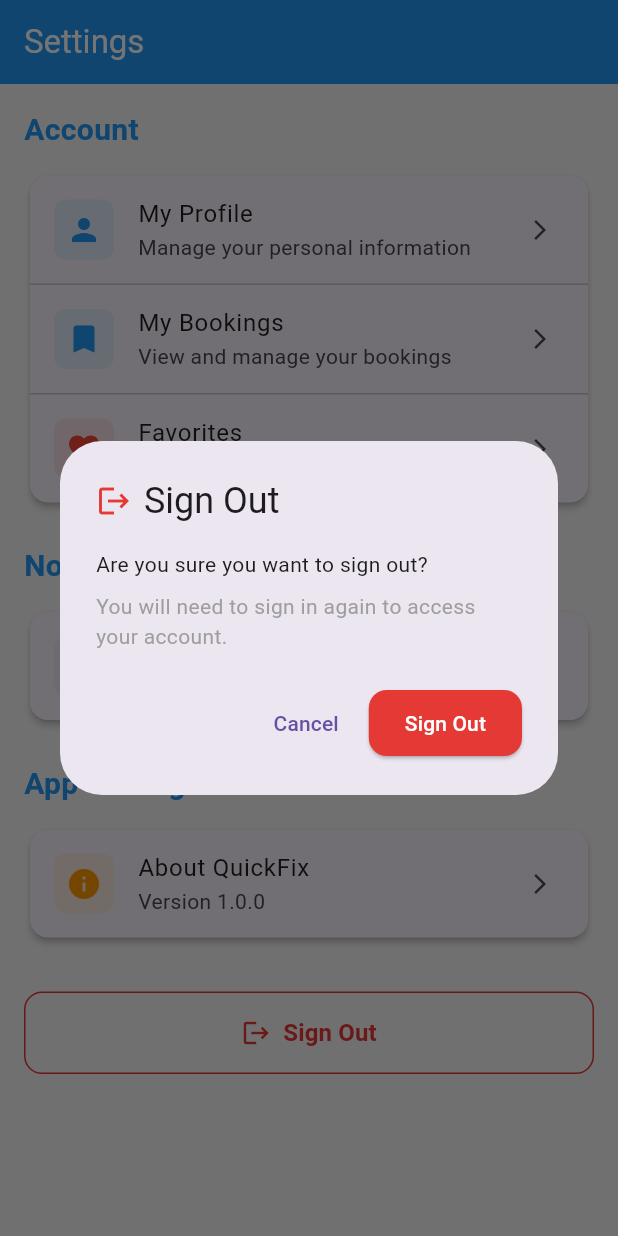
After one commit to varundarling/QuickFix, a Flutter app: the CustomerSettingsScreen screen opened by its route, after a tap on "Enable Notifications", after a tap on "Sign Out", on a phone screen of 412 x 824 dp. The commit adds this screen. Run offline on Flutter 3.47's test engine with Material 3 defaults, Android fonts, the phone set to English and light mode, and no system bars; our stand-ins replace cached_network_image, cloud_firestore, connectivity_plus, firebase_auth, firebase_core, firebase_database and 12 more; accounts and stored records are empty; network calls fail; Roboto replaces fonts that are missing (Poppins).

Commit message:
Added the Settings for the Cusotmer screen

```diff
--- a/lib/core/routes/app_router.dart
+++ b/lib/core/routes/app_router.dart
@@ -7,6 +7,7 @@ import 'package:quickfix/presentation/screens/auth/sign_Up_Screen.dart';
 import 'package:quickfix/presentation/screens/auth/user_type_selection_screen.dart';
 import 'package:quickfix/presentation/screens/booking/booking_details_screen.dart';
 import 'package:quickfix/presentation/screens/booking/customer_booking_screen.dart';
+import 'package:quickfix/presentation/screens/home/customer_settings-screen.dart';
 import 'package:quickfix/presentation/screens/home/favourites_screen.dart';
 import 'package:quickfix/presentation/screens/home/home_screen.dart';
 import 'package:quickfix/presentation/screens/profile/profile_screen.dart';
@@ -168,6 +169,11 @@ class AppRouter {
         path: '/provider-settings',
         builder: (context, state) => const ProviderSettingsScreen(),
       ),
+
+      GoRoute(
+        path: '/customer-settings',
+        builder: (context, state) => const CustomerSettingsScreen(),
+      ),
     ],
   );
 }
--- /dev/null
+++ b/lib/presentation/screens/home/customer_settings-screen.dart
@@ -0,0 +1,441 @@
+import 'package:flutter/material.dart';
+import 'package:provider/provider.dart';
+import 'package:shared_preferences/shared_preferences.dart';
+import 'package:go_router/go_router.dart';
+import 'package:quickfix/core/constants/app_colors.dart';
+import 'package:quickfix/presentation/providers/auth_provider.dart';
+import 'package:quickfix/core/services/notification_service.dart';
+
+class CustomerSettingsScreen extends StatefulWidget {
+  const CustomerSettingsScreen({super.key});
+
+  @override
+  State<CustomerSettingsScreen> createState() => _CustomerSettingsScreenState();
+}
+
+class _CustomerSettingsScreenState extends State<CustomerSettingsScreen> {
+  bool _notificationsEnabled = true;
+  bool _bookingNotifications = true;
+  bool _serviceUpdates = true;
+  bool _promotionalNotifications = true;
+  bool _isLoading = true;
+
+  @override
+  void initState() {
+    super.initState();
+    _loadSettings();
+  }
+
+  Future<void> _loadSettings() async {
+    try {
+      final prefs = await SharedPreferences.getInstance();
+      setState(() {
+        _notificationsEnabled = prefs.getBool('notifications_enabled') ?? true;
+        _bookingNotifications = prefs.getBool('booking_notifications') ?? true;
+        _serviceUpdates = prefs.getBool('service_updates') ?? true;
+        _promotionalNotifications =
+            prefs.getBool('promotional_notifications') ?? true;
+        _isLoading = false;
+      });
+    } catch (e) {
+      debugPrint('Error loading settings: $e');
+      setState(() => _isLoading = false);
+    }
+  }
+
+  Future<void> _saveSettings() async {
+    try {
+      final prefs = await SharedPreferences.getInstance();
+      await prefs.setBool('notifications_enabled', _notificationsEnabled);
+      await prefs.setBool('booking_notifications', _bookingNotifications);
+      await prefs.setBool('service_updates', _serviceUpdates);
+      await prefs.setBool(
+        'promotional_notifications',
+        _promotionalNotifications,
+      );
+    } catch (e) {
+      debugPrint('Error saving settings: $e');
+    }
+  }
+
+  Future<void> _toggleNotifications(bool value) async {
+    setState(() {
+      _notificationsEnabled = value;
+      if (!value) {
+        _bookingNotifications = false;
+        _serviceUpdates = false;
+        _promotionalNotifications = false;
+      }
+    });
+    await _saveSettings();
+
+    if (!value) {
+      // Unsubscribe from all topics
+      await NotificationService.instance.unsubscribeFrom('customers');
+      await NotificationService.instance.unsubscribeFrom('promotions');
+    } else {
+      // Re-subscribe to customer notifications
+      await NotificationService.instance.subscribeTo('customers');
+    }
+
+    if (mounted) {
+      ScaffoldMessenger.of(context).showSnackBar(
+        SnackBar(
+          content: Text(
+            value ? 'Notifications enabled' : 'Notifications disabled',
+          ),
+          backgroundColor: value ? AppColors.success : Colors.orange,
+        ),
+      );
+    }
+  }
+
+  Future<void> _signOut() async {
+    final confirmed = await showDialog<bool>(
+      context: context,
+      builder: (context) => AlertDialog(
+        title: const Row(
+          children: [
+            Icon(Icons.logout, color: AppColors.error),
+            SizedBox(width: 8),
+            Text('Sign Out'),
+          ],
+        ),
+        content: const Column(
+          mainAxisSize: MainAxisSize.min,
+          crossAxisAlignment: CrossAxisAlignment.start,
+          children: [
+            Text('Are you sure you want to sign out?'),
+            SizedBox(height: 8),
+            Text(
+              'You will need to sign in again to access your account.',
+              style: TextStyle(fontSize: 14, color: Colors.grey),
+            ),
+          ],
+        ),
+        actions: [
+          TextButton(
+            onPressed: () => Navigator.of(context).pop(false),
+            child: const Text('Cancel'),
+          ),
+          ElevatedButton(
+            onPressed: () => Navigator.of(context).pop(true),
+            style: ElevatedButton.styleFrom(backgroundColor: AppColors.error),
+            child: const Text(
+              'Sign Out',
+              style: TextStyle(color: Colors.white),
+            ),
+          ),
+        ],
+      ),
+    );
+
+    if (confirmed == true && mounted) {
+      try {
+        final authProvider = context.read<AuthProvider>();
+        await authProvider.signOut();
+
+        if (mounted) {
+          context.go('/user-type-selection');
+        }
+      } catch (e) {
+        if (mounted) {
+          ScaffoldMessenger.of(context).showSnackBar(
+            SnackBar(
+              content: Text('Error signing out: $e'),
+              backgroundColor: AppColors.error,
+            ),
+          );
+        }
+      }
+    }
+  }
+
+  @override
+  Widget build(BuildContext context) {
+    return Scaffold(
+      appBar: AppBar(
+        title: const Text('Settings'),
+        backgroundColor: AppColors.primary,
+        foregroundColor: Colors.white,
+        elevation: 0,
+      ),
+      body: _isLoading
+          ? const Center(child: CircularProgressIndicator())
+          : SingleChildScrollView(
+              padding: const EdgeInsets.all(16),
+              child: Column(
+                crossAxisAlignment: CrossAxisAlignment.start,
+                children: [
+                  // Account Section
+                  _buildSectionHeader('Account'),
+                  _buildAccountSection(),
+                  const SizedBox(height: 24),
+
+                  // Notification Settings
+                  _buildSectionHeader('Notification Settings'),
+                  _buildNotificationSection(),
+                  const SizedBox(height: 24),
+
+                  // App Settings
+                  _buildSectionHeader('App Settings'),
+                  _buildAppSection(),
+                  const SizedBox(height: 32),
+
+                  // Sign Out Button
+                  _buildSignOutButton(),
+                ],
+              ),
+            ),
+    );
+  }
+
+  Widget _buildSectionHeader(String title) {
+    return Padding(
+      padding: const EdgeInsets.only(bottom: 12),
+      child: Text(
+        title,
+        style: TextStyle(
+          fontSize: 20,
+          fontWeight: FontWeight.bold,
+          color: AppColors.primary,
+        ),
+      ),
+    );
+  }
+
+  Widget _buildAccountSection() {
+    return Card(
+      elevation: 2,
+      shape: RoundedRectangleBorder(borderRadius: BorderRadius.circular(12)),
+      child: Consumer<AuthProvider>(
+        builder: (context, authProvider, child) {
+          return Column(
+            children: [
+              ListTile(
+                leading: Container(
+                  padding: const EdgeInsets.all(8),
+                  decoration: BoxDecoration(
+                    color: AppColors.primary.withOpacity(0.1),
+                    borderRadius: BorderRadius.circular(8),
+                  ),
+                  child: Icon(Icons.person, color: AppColors.primary),
+                ),
+                title: const Text('My Profile '),
+                subtitle: const Text('Manage your personal information'),
+                trailing: const Icon(Icons.arrow_forward_ios, size: 16),
+                onTap: () => context.push('/profile'),
+              ),
+              const Divider(height: 1),
+              ListTile(
+                leading: Container(
+                  padding: const EdgeInsets.all(8),
+                  decoration: BoxDecoration(
+                    color: Colors.blue.withOpacity(0.1),
+                    borderRadius: BorderRadius.circular(8),
+                  ),
+                  child: const Icon(Icons.bookmark, color: Colors.blue),
+                ),
+                title: const Text('My Bookings'),
+                subtitle: const Text('View and manage your bookings'),
+                trailing: const Icon(Icons.arrow_forward_ios, size: 16),
+                onTap: () => context.push('/customer-bookings'),
+              ),
+              const Divider(height: 1),
+              ListTile(
+                leading: Container(
+                  padding: const EdgeInsets.all(8),
+                  decoration: BoxDecoration(
+                    color: Colors.red.withOpacity(0.1),
+                    borderRadius: BorderRadius.circular(8),
+                  ),
+                  child: const Icon(Icons.favorite, color: Colors.red),
+                ),
+                title: const Text('Favorites'),
+                subtitle: const Text('Your saved services'),
+                trailing: const Icon(Icons.arrow_forward_ios, size: 16),
+                onTap: () => context.push('/favorites'),
+              ),
+            ],
+          );
+        },
+      ),
+    );
+  }
+
+  Widget _buildNotificationSection() {
+    return Card(
+      elevation: 2,
+      shape: RoundedRectangleBorder(borderRadius: BorderRadius.circular(12)),
+      child: Column(
+        children: [
+          SwitchListTile(
+            title: const Text('Enable Notifications'),
+            subtitle: const Text('Receive all app notifications'),
+            value: _notificationsEnabled,
+            onChanged: _toggleNotifications,
+            secondary: Container(
+              padding: const EdgeInsets.all(8),
+              decoration: BoxDecoration(
+                color: _notificationsEnabled
+                    ? AppColors.success.withOpacity(0.1)
+                    : Colors.grey.withOpacity(0.1),
+                borderRadius: BorderRadius.circular(8),
+              ),
+              child: Icon(
+                _notificationsEnabled
+                    ? Icons.notifications
+                    : Icons.notifications_off,
+                color: _notificationsEnabled ? AppColors.success : Colors.grey,
+              ),
+            ),
+          ),
+          if (_notificationsEnabled) ...[
+            const Divider(height: 1),
+            SwitchListTile(
+              title: const Text('Booking Notifications'),
+              subtitle: const Text('Updates about your bookings'),
+              value: _bookingNotifications,
+              onChanged: (value) async {
+                setState(() {
+                  _bookingNotifications = value;
+                });
+                await _saveSettings();
+              },
+              secondary: Container(
+                padding: const EdgeInsets.all(8),
+                decoration: BoxDecoration(
+                  color: Colors.blue.withOpacity(0.1),
+                  borderRadius: BorderRadius.circular(8),
+                ),
+                child: const Icon(Icons.calendar_today, color: Colors.blue),
+              ),
+            ),
+            const Divider(height: 1),
+            SwitchListTile(
+              title: const Text('Service Updates'),
+              subtitle: const Text('New services and availability'),
+              value: _serviceUpdates,
+              onChanged: (value) async {
+                setState(() {
+                  _serviceUpdates = value;
+                });
+                await _saveSettings();
+              },
+              secondary: Container(
+                padding: const EdgeInsets.all(8),
+                decoration: BoxDecoration(
+                  color: Colors.green.withOpacity(0.1),
+                  borderRadius: BorderRadius.circular(8),
+                ),
+                child: const Icon(Icons.update, color: Colors.green),
+              ),
+            ),
+            const Divider(height: 1),
+            SwitchListTile(
+              title: const Text('Promotional Notifications'),
+              subtitle: const Text('Special offers and discounts'),
+              value: _promotionalNotifications,
+              onChanged: (value) async {
+                setState(() {
+                  _promotionalNotifications = value;
+                });
+                await _saveSettings();
+              },
+              secondary: Container(
+                padding: const EdgeInsets.all(8),
+                decoration: BoxDecoration(
+                  color: Colors.orange.withOpacity(0.1),
+                  borderRadius: BorderRadius.circular(8),
+                ),
+                child: const Icon(Icons.local_offer, color: Colors.orange),
+              ),
+            ),
+          ],
+        ],
+      ),
+    );
+  }
+
+  Widget _buildAppSection() {
+    return Card(
+      elevation: 2,
+      shape: RoundedRectangleBorder(borderRadius: BorderRadius.circular(12)),
+      child: Column(
+        children: [
+          ListTile(
+            leading: Container(
+              padding: const EdgeInsets.all(8),
+              decoration: BoxDecoration(
+                color: Colors.orange.withOpacity(0.1),
+                borderRadius: BorderRadius.circular(8),
+              ),
+              child: const Icon(Icons.info, color: Colors.orange),
+            ),
+            title: const Text('About QuickFix'),
+            subtitle: const Text('Version 1.0.0'),
+            trailing: const Icon(Icons.arrow_forward_ios, size: 16),
+            onTap: () {
+              showDialog(
+                context: context,
+                builder: (context) => AlertDialog(
+                  title: const Text('About QuickFix'),
+                  content: const Text(
+                    'QuickFix Customer\nVersion 1.0.0\n\nFind and book quality services from trusted providers.',
+                  ),
+                  actions: [
+                    TextButton(
+                      onPressed: () => Navigator.pop(context),
+                      child: const Text('OK'),
+                    ),
+                  ],
+                ),
+              );
+            },
+          ),
+          // const Divider(height: 1),
+          // ListTile(
+          //   leading: Container(
+          //     padding: const EdgeInsets.all(8),
+          //     decoration: BoxDecoration(
+          //       color: Colors.green.withOpacity(0.1),
+          //       borderRadius: BorderRadius.circular(8),
+          //     ),
+          //     child: const Icon(Icons.help, color: Colors.green),
+          //   ),
+          //   title: const Text('Help & Support'),
+          //   subtitle: const Text('Get help or contact support'),
+          //   trailing: const Icon(Icons.arrow_forward_ios, size: 16),
+          //   onTap: () {
+          //     ScaffoldMessenger.of(context).showSnackBar(
+          //       const SnackBar(content: Text('Support feature coming soon!')),
+          //     );
+          //   },
+          // ),
+        ],
+      ),
+    );
+  }
+
+  Widget _buildSignOutButton() {
+    return SizedBox(
+      width: double.infinity,
+      child: OutlinedButton.icon(
+        onPressed: _signOut,
+        icon: const Icon(Icons.logout, size: 20),
+        label: const Text(
+          'Sign Out',
+          style: TextStyle(fontSize: 16, fontWeight: FontWeight.w600),
+        ),
+        style: OutlinedButton.styleFrom(
+          foregroundColor: AppColors.error,
+          side: const BorderSide(color: AppColors.error),
+          padding: const EdgeInsets.symmetric(vertical: 16),
+          shape: RoundedRectangleBorder(
+            borderRadius: BorderRadius.circular(12),
+          ),
+        ),
+      ),
+    );
+  }
+}
--- a/lib/presentation/screens/home/home_screen.dart
+++ b/lib/presentation/screens/home/home_screen.dart
@@ -147,7 +147,7 @@ class _HomeScreenState extends State<HomeScreen> {
                               'Hi, ${authProvider.userModel?.name ?? 'there'}',
                               style: const TextStyle(
                                 color: Colors.white,
-                                fontSize: 18,
+                                fontSize: 24,
                                 fontWeight: FontWeight.w600,
                               ),
                             ),
@@ -156,19 +156,11 @@ class _HomeScreenState extends State<HomeScreen> {
                               AppStrings.findServices,
                               style: TextStyle(
                                 color: Colors.white70,
-                                fontSize: 12,
+                                fontSize: 16,
                               ),
                             ),
                           ],
                         ),
-                      ),
-                      IconButton(
-                        icon: const Icon(
-                          Icons.person_outline,
-                          color: Colors.white,
-                          size: 22,
-                        ),
-                        onPressed: () => context.push('/profile'),
                       ),
                     ],
                   );
@@ -262,7 +254,7 @@ class _HomeScreenState extends State<HomeScreen> {
                 child: _quickAccessButton(
                   icon: Icons.settings,
                   label: 'Settings',
-                  onTap: () => context.push('/settings'),
+                  onTap: () => context.push('/customer-settings'), // ✅ UPDATED
                 ),
               ),
             ],
--- a/lib/presentation/screens/profile/profile_screen.dart
+++ b/lib/presentation/screens/profile/profile_screen.dart
@@ -73,35 +73,6 @@ class _ProfileScreenState extends State<ProfileScreen> {
     }
   }
 
-  Future<void> _signOut() async {
-    final confirmed = await showDialog<bool>(
-      context: context,
-      builder: (context) => AlertDialog(
-        title: const Text('Sign Out'),
-        content: const Text('Are you sure you want to sign out?'),
-        actions: [
-          TextButton(
-            onPressed: () => Navigator.of(context).pop(false),
-            child: const Text('Cancel'),
-          ),
-          ElevatedButton(
-            onPressed: () => Navigator.of(context).pop(true),
-            style: ElevatedButton.styleFrom(backgroundColor: AppColors.error),
-            child: const Text('Sign Out'),
-          ),
-        ],
-      ),
-    );
-
-    if (confirmed == true && mounted) {
-      final authProvider = context.read<AuthProvider>();
-      await authProvider.signOut();
-      if (mounted) {
-        context.go('/user-type-selection');
-      }
-    }
-  }
-
   @override
   Widget build(BuildContext context) {
     return Scaffold(
@@ -159,14 +130,9 @@ class _ProfileScreenState extends State<ProfileScreen> {
 
                 // Profile Details
                 _buildProfileDetailsSection(),
-                const SizedBox(height: 24),
 
-                // Quick Actions
-                _buildQuickActionsSection(),
-                const SizedBox(height: 24),
-
-                // Sign Out Button
-                _buildSignOutButton(),
+                // ✅ REMOVED: Quick Actions Section (Settings & Help)
+                const SizedBox(height: 20),
               ],
             ),
           );
@@ -507,7 +473,6 @@ class _ProfileScreenState extends State<ProfileScreen> {
     );
   }
 
-
   Widget _buildProfileDetailsSection() {
     return Consumer<AuthProvider>(
       builder: (context, authProvider, child) {
@@ -644,113 +609,6 @@ class _ProfileScreenState extends State<ProfileScreen> {
     );
   }
 
-  Widget _buildQuickActionsSection() {
-    return Container(
-      width: double.infinity,
-      padding: const EdgeInsets.all(16),
-      decoration: BoxDecoration(
-        color: Colors.white,
-        borderRadius: BorderRadius.circular(16),
-        boxShadow: [
-          BoxShadow(
-            color: Colors.black.withValues(alpha: 0.1),
-            blurRadius: 10,
-            offset: const Offset(0, 2),
-          ),
-        ],
-      ),
-      child: Column(
-        crossAxisAlignment: CrossAxisAlignment.start,
-        children: [
-          Row(
-            children: [
-              Icon(Icons.flash_on, color: AppColors.primary, size: 20),
-              const SizedBox(width: 8),
-              const Text(
-                'About',
-                style: TextStyle(
-                  fontSize: 18,
-                  fontWeight: FontWeight.bold,
-                  color: AppColors.textPrimary,
-                ),
-              ),
-            ],
-          ),
-          const SizedBox(height: 16),
-          _buildQuickActionTile(
-            Icons.settings,
-            'Settings',
-            'App preferences and notifications',
-            () => _showComingSoon('Settings'),
-          ),
-          _buildQuickActionTile(
-            Icons.help_outline,
-            'Help & Support',
-            'Get help and contact support',
-            () => _showComingSoon('Help & Support'),
-          ),
-        ],
-      ),
-    );
-  }
-
-  Widget _buildQuickActionTile(
-    IconData icon,
-    String title,
-    String subtitle,
-    VoidCallback onTap,
-  ) {
-    return ListTile(
-      contentPadding: EdgeInsets.zero,
-      leading: Container(
-        padding: const EdgeInsets.all(8),
-        decoration: BoxDecoration(
-          color: AppColors.primary.withValues(alpha: 0.1),
-          borderRadius: BorderRadius.circular(8),
-        ),
-        child: Icon(icon, color: AppColors.primary, size: 20),
-      ),
-      title: Text(
-        title,
-        style: const TextStyle(fontSize: 16, fontWeight: FontWeight.w600),
-      ),
-      subtitle: Text(
-        subtitle,
-        style: TextStyle(fontSize: 14, color: Colors.grey[600]),
-      ),
-      trailing: const Icon(Icons.arrow_forward_ios, size: 16),
-      onTap: onTap,
-    );
-  }
-
-  Widget _buildSignOutButton() {
-    return SizedBox(
-      width: double.infinity,
-      child: OutlinedButton.icon(
-        onPressed: _signOut,
-        style: OutlinedButton.styleFrom(
-          foregroundColor: AppColors.error,
-          side: const BorderSide(color: AppColors.error),
-          padding: const EdgeInsets.symmetric(vertical: 16),
-          shape: RoundedRectangleBorder(
-            borderRadius: BorderRadius.circular(12),
-          ),
-        ),
-        icon: const Icon(Icons.logout, size: 20),
-        label: const Text(
-          'Sign Out',
-          style: TextStyle(fontSize: 16, fontWeight: FontWeight.w600),
-        ),
-      ),
-    );
-  }
-
-  void _showComingSoon(String feature) {
-    ScaffoldMessenger.of(
-      context,
-    ).showSnackBar(SnackBar(content: Text('$feature feature coming soon!')));
-  }
-
   @override
   void dispose() {
     _nameController.dispose();
```
Lines whose indentation alone changed are shown as unchanged.
